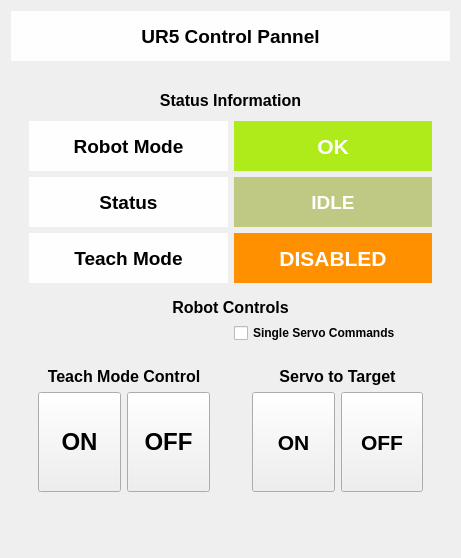
The window that ur_driver/ur_status.ui (ready-robotics/universal_robot) describes before a commit, drawn with Qt 5.
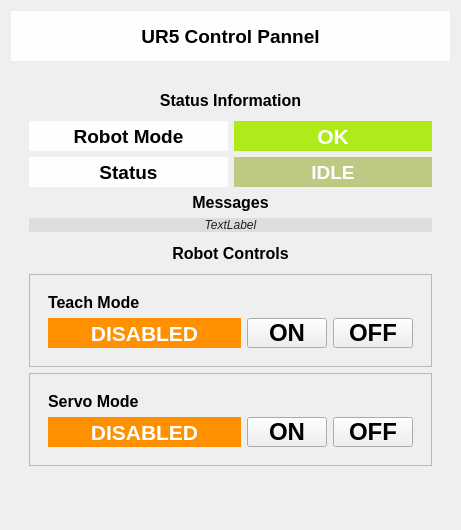
The same window after the commit.

Commit message: fixed control pannel for proper servo control

Patch:
```diff
--- a/ur_driver/ur_status.ui
+++ b/ur_driver/ur_status.ui
@@ -7,13 +7,13 @@
     <x>0</x>
     <y>0</y>
     <width>461</width>
-    <height>558</height>
+    <height>530</height>
    </rect>
   </property>
   <property name="minimumSize">
    <size>
     <width>420</width>
-    <height>500</height>
+    <height>450</height>
    </size>
   </property>
   <property name="windowTitle">
@@ -55,274 +55,21 @@
    <item>
     <widget class="QWidget" name="widget" native="true">
      <layout class="QGridLayout" name="gridLayout">
-      <item row="4" column="1">
-       <widget class="QWidget" name="widget_3" native="true">
-        <layout class="QVBoxLayout" name="verticalLayout_3">
-         <item>
-          <widget class="QWidget" name="widget_6" native="true">
-           <layout class="QGridLayout" name="gridLayout_4">
-            <item row="0" column="0" colspan="2">
-             <widget class="QLabel" name="label_7">
-              <property name="font">
-               <font>
-                <pointsize>12</pointsize>
-                <weight>75</weight>
-                <bold>true</bold>
-               </font>
-              </property>
-              <property name="text">
-               <string>Servo to Target</string>
-              </property>
-              <property name="alignment">
-               <set>Qt::AlignCenter</set>
-              </property>
-             </widget>
-            </item>
-            <item row="1" column="1">
-             <widget class="QPushButton" name="servo_disable_btn">
-              <property name="minimumSize">
-               <size>
-                <width>0</width>
-                <height>100</height>
-               </size>
-              </property>
-              <property name="maximumSize">
-               <size>
-                <width>16777215</width>
-                <height>100</height>
-               </size>
-              </property>
-              <property name="font">
-               <font>
-                <pointsize>16</pointsize>
-                <weight>75</weight>
-                <bold>true</bold>
-               </font>
-              </property>
-              <property name="text">
-               <string>OFF</string>
-              </property>
-             </widget>
-            </item>
-            <item row="1" column="0">
-             <widget class="QPushButton" name="servo_enable_btn">
-              <property name="minimumSize">
-               <size>
-                <width>0</width>
-                <height>100</height>
-               </size>
-              </property>
-              <property name="maximumSize">
-               <size>
-                <width>16777215</width>
-                <height>100</height>
-               </size>
-              </property>
-              <property name="font">
-               <font>
-                <pointsize>16</pointsize>
-                <weight>75</weight>
-                <bold>true</bold>
-               </font>
-              </property>
-              <property name="text">
-               <string>ON</string>
-              </property>
-             </widget>
-            </item>
-           </layout>
-          </widget>
-         </item>
-         <item>
-          <spacer name="verticalSpacer_2">
-           <property name="orientation">
-            <enum>Qt::Vertical</enum>
-           </property>
-           <property name="sizeHint" stdset="0">
-            <size>
-             <width>20</width>
-             <height>21</height>
-            </size>
-           </property>
-          </spacer>
-         </item>
-        </layout>
-        <zorder>widget_2</zorder>
-        <zorder>verticalSpacer_2</zorder>
-        <zorder>widget_6</zorder>
-       </widget>
-      </item>
-      <item row="4" column="0">
-       <widget class="QWidget" name="widget_2" native="true">
-        <property name="styleSheet">
-         <string notr="true"/>
-        </property>
-        <layout class="QVBoxLayout" name="verticalLayout_2">
-         <item>
-          <widget class="QWidget" name="widget_4" native="true">
-           <property name="styleSheet">
-            <string notr="true"/>
-           </property>
-           <layout class="QGridLayout" name="gridLayout_2">
-            <item row="0" column="0" colspan="2">
-             <widget class="QLabel" name="label_5">
-              <property name="font">
-               <font>
-                <pointsize>12</pointsize>
-                <weight>75</weight>
-                <bold>true</bold>
-               </font>
-              </property>
-              <property name="text">
-               <string>Teach Mode Control</string>
-              </property>
-              <property name="alignment">
-               <set>Qt::AlignCenter</set>
-              </property>
-             </widget>
-            </item>
-            <item row="1" column="0">
-             <widget class="QPushButton" name="enable_btn">
-              <property name="minimumSize">
-               <size>
-                <width>0</width>
-                <height>100</height>
-               </size>
-              </property>
-              <property name="font">
-               <font>
-                <pointsize>18</pointsize>
-                <weight>75</weight>
-                <bold>true</bold>
-               </font>
-              </property>
-              <property name="styleSheet">
-               <string notr="true"/>
-              </property>
-              <property name="text">
-               <string>ON</string>
-              </property>
-             </widget>
-            </item>
-            <item row="1" column="1">
-             <widget class="QPushButton" name="disable_btn">
-              <property name="minimumSize">
-               <size>
-                <width>0</width>
-                <height>100</height>
-               </size>
-              </property>
-              <property name="font">
-               <font>
-                <pointsize>18</pointsize>
-                <weight>75</weight>
-                <bold>true</bold>
-               </font>
-              </property>
-              <property name="styleSheet">
-               <string notr="true"/>
-              </property>
-              <property name="text">
-               <string>OFF</string>
-              </property>
-             </widget>
-            </item>
-           </layout>
-          </widget>
-         </item>
-         <item>
-          <spacer name="verticalSpacer">
-           <property name="orientation">
-            <enum>Qt::Vertical</enum>
-           </property>
-           <property name="sizeHint" stdset="0">
-            <size>
-             <width>20</width>
-             <height>40</height>
-            </size>
-           </property>
-          </spacer>
-         </item>
-        </layout>
-       </widget>
-      </item>
-      <item row="1" column="0" colspan="2">
-       <widget class="QLabel" name="label_6">
-        <property name="font">
-         <font>
-          <pointsize>12</pointsize>
-          <weight>75</weight>
-          <bold>true</bold>
-         </font>
-        </property>
-        <property name="text">
-         <string>Robot Controls</string>
-        </property>
-        <property name="alignment">
-         <set>Qt::AlignCenter</set>
-        </property>
-       </widget>
-      </item>
-      <item row="3" column="1">
-       <widget class="QCheckBox" name="single_servo_check">
-        <property name="font">
-         <font>
-          <weight>75</weight>
-          <bold>true</bold>
-         </font>
-        </property>
-        <property name="text">
-         <string>Single Servo Commands</string>
-        </property>
-       </widget>
-      </item>
       <item row="0" column="0" colspan="2">
        <widget class="QWidget" name="widget_5" native="true">
         <layout class="QGridLayout" name="gridLayout_3">
-         <item row="3" column="0">
-          <widget class="QLabel" name="label_2">
-           <property name="minimumSize">
-            <size>
-             <width>0</width>
-             <height>50</height>
-            </size>
-           </property>
-           <property name="maximumSize">
-            <size>
-             <width>16777215</width>
-             <height>50</height>
-            </size>
-           </property>
-           <property name="font">
-            <font>
-             <pointsize>14</pointsize>
-             <weight>75</weight>
-             <bold>true</bold>
-            </font>
-           </property>
-           <property name="styleSheet">
-            <string notr="true">background-color:#fefefe</string>
-           </property>
-           <property name="text">
-            <string>Teach Mode</string>
-           </property>
-           <property name="alignment">
-            <set>Qt::AlignCenter</set>
-           </property>
-          </widget>
-         </item>
          <item row="1" column="0">
           <widget class="QLabel" name="label_3">
            <property name="minimumSize">
             <size>
              <width>0</width>
-             <height>50</height>
+             <height>30</height>
             </size>
            </property>
            <property name="maximumSize">
             <size>
              <width>16777215</width>
-             <height>50</height>
+             <height>30</height>
             </size>
            </property>
            <property name="font">
@@ -343,35 +90,32 @@
            </property>
           </widget>
          </item>
-         <item row="3" column="1">
-          <widget class="QLabel" name="enable_label">
+         <item row="2" column="0">
+          <widget class="QLabel" name="label_8">
            <property name="minimumSize">
             <size>
              <width>0</width>
-             <height>50</height>
+             <height>30</height>
             </size>
            </property>
            <property name="maximumSize">
             <size>
              <width>16777215</width>
-             <height>50</height>
+             <height>30</height>
             </size>
            </property>
            <property name="font">
             <font>
-             <pointsize>16</pointsize>
+             <pointsize>14</pointsize>
              <weight>75</weight>
              <bold>true</bold>
             </font>
            </property>
            <property name="styleSheet">
-            <string notr="true">background-color:#FF9100;color:#ffffff</string>
-           </property>
-           <property name="lineWidth">
-            <number>1</number>
+            <string notr="true">background-color:#fefefe</string>
            </property>
            <property name="text">
-            <string>DISABLED</string>
+            <string>Status</string>
            </property>
            <property name="alignment">
             <set>Qt::AlignCenter</set>
@@ -383,13 +127,13 @@
            <property name="minimumSize">
             <size>
              <width>0</width>
-             <height>50</height>
+             <height>30</height>
             </size>
            </property>
            <property name="maximumSize">
             <size>
              <width>16777215</width>
-             <height>50</height>
+             <height>30</height>
             </size>
            </property>
            <property name="font">
@@ -439,50 +183,18 @@
            </property>
           </widget>
          </item>
-         <item row="2" column="0">
-          <widget class="QLabel" name="label_8">
-           <property name="minimumSize">
-            <size>
-             <width>0</width>
-             <height>50</height>
-            </size>
-           </property>
-           <property name="maximumSize">
-            <size>
-             <width>16777215</width>
-             <height>50</height>
-            </size>
-           </property>
-           <property name="font">
-            <font>
-             <pointsize>14</pointsize>
-             <weight>75</weight>
-             <bold>true</bold>
-            </font>
-           </property>
-           <property name="styleSheet">
-            <string notr="true">background-color:#fefefe</string>
-           </property>
-           <property name="text">
-            <string>Status</string>
-           </property>
-           <property name="alignment">
-            <set>Qt::AlignCenter</set>
-           </property>
-          </widget>
-         </item>
          <item row="2" column="1">
           <widget class="QLabel" name="status_label">
            <property name="minimumSize">
             <size>
              <width>0</width>
-             <height>50</height>
+             <height>30</height>
             </size>
            </property>
            <property name="maximumSize">
             <size>
              <width>16777215</width>
-             <height>50</height>
+             <height>30</height>
             </size>
            </property>
            <property name="font">
@@ -503,6 +215,348 @@
            </property>
           </widget>
          </item>
+         <item row="10" column="0">
+          <spacer name="verticalSpacer">
+           <property name="orientation">
+            <enum>Qt::Vertical</enum>
+           </property>
+           <property name="sizeHint" stdset="0">
+            <size>
+             <width>20</width>
+             <height>40</height>
+            </size>
+           </property>
+          </spacer>
+         </item>
+         <item row="7" column="0" colspan="2">
+          <widget class="QFrame" name="frame">
+           <property name="frameShape">
+            <enum>QFrame::StyledPanel</enum>
+           </property>
+           <property name="frameShadow">
+            <enum>QFrame::Raised</enum>
+           </property>
+           <layout class="QGridLayout" name="gridLayout_4">
+            <item row="0" column="0">
+             <widget class="QWidget" name="widget_7" native="true">
+              <property name="styleSheet">
+               <string notr="true">b</string>
+              </property>
+              <layout class="QGridLayout" name="gridLayout_5">
+               <item row="2" column="0">
+                <widget class="QLabel" name="freedrive_enable_label">
+                 <property name="minimumSize">
+                  <size>
+                   <width>0</width>
+                   <height>30</height>
+                  </size>
+                 </property>
+                 <property name="maximumSize">
+                  <size>
+                   <width>16777215</width>
+                   <height>30</height>
+                  </size>
+                 </property>
+                 <property name="font">
+                  <font>
+                   <pointsize>16</pointsize>
+                   <weight>75</weight>
+                   <bold>true</bold>
+                  </font>
+                 </property>
+                 <property name="styleSheet">
+                  <string notr="true">background-color:#FF9100;color:#ffffff</string>
+                 </property>
+                 <property name="lineWidth">
+                  <number>1</number>
+                 </property>
+                 <property name="text">
+                  <string>DISABLED</string>
+                 </property>
+                 <property name="alignment">
+                  <set>Qt::AlignCenter</set>
+                 </property>
+                </widget>
+               </item>
+               <item row="2" column="2">
+                <widget class="QPushButton" name="freedrive_disable_btn">
+                 <property name="minimumSize">
+                  <size>
+                   <width>0</width>
+                   <height>30</height>
+                  </size>
+                 </property>
+                 <property name="maximumSize">
+                  <size>
+                   <width>80</width>
+                   <height>30</height>
+                  </size>
+                 </property>
+                 <property name="font">
+                  <font>
+                   <pointsize>18</pointsize>
+                   <weight>75</weight>
+                   <bold>true</bold>
+                  </font>
+                 </property>
+                 <property name="styleSheet">
+                  <string notr="true"/>
+                 </property>
+                 <property name="text">
+                  <string>OFF</string>
+                 </property>
+                </widget>
+               </item>
+               <item row="2" column="1">
+                <widget class="QPushButton" name="freedrive_enable_btn">
+                 <property name="minimumSize">
+                  <size>
+                   <width>0</width>
+                   <height>30</height>
+                  </size>
+                 </property>
+                 <property name="maximumSize">
+                  <size>
+                   <width>80</width>
+                   <height>30</height>
+                  </size>
+                 </property>
+                 <property name="font">
+                  <font>
+                   <pointsize>18</pointsize>
+                   <weight>75</weight>
+                   <bold>true</bold>
+                  </font>
+                 </property>
+                 <property name="styleSheet">
+                  <string notr="true"/>
+                 </property>
+                 <property name="text">
+                  <string>ON</string>
+                 </property>
+                </widget>
+               </item>
+               <item row="1" column="0">
+                <widget class="QLabel" name="label_9">
+                 <property name="font">
+                  <font>
+                   <pointsize>12</pointsize>
+                   <weight>75</weight>
+                   <bold>true</bold>
+                  </font>
+                 </property>
+                 <property name="styleSheet">
+                  <string notr="true">c</string>
+                 </property>
+                 <property name="text">
+                  <string>Teach Mode</string>
+                 </property>
+                </widget>
+               </item>
+              </layout>
+             </widget>
+            </item>
+           </layout>
+          </widget>
+         </item>
+         <item row="3" column="0" colspan="2">
+          <widget class="QLabel" name="label_5">
+           <property name="font">
+            <font>
+             <pointsize>12</pointsize>
+             <weight>75</weight>
+             <bold>true</bold>
+            </font>
+           </property>
+           <property name="text">
+            <string>Messages</string>
+           </property>
+           <property name="alignment">
+            <set>Qt::AlignCenter</set>
+           </property>
+          </widget>
+         </item>
+         <item row="6" column="0" colspan="2">
+          <widget class="QLabel" name="label_6">
+           <property name="minimumSize">
+            <size>
+             <width>0</width>
+             <height>30</height>
+            </size>
+           </property>
+           <property name="maximumSize">
+            <size>
+             <width>16777215</width>
+             <height>30</height>
+            </size>
+           </property>
+           <property name="font">
+            <font>
+             <pointsize>12</pointsize>
+             <weight>75</weight>
+             <bold>true</bold>
+            </font>
+           </property>
+           <property name="text">
+            <string>Robot Controls</string>
+           </property>
+           <property name="alignment">
+            <set>Qt::AlignCenter</set>
+           </property>
+          </widget>
+         </item>
+         <item row="8" column="0" colspan="2">
+          <widget class="QFrame" name="frame_2">
+           <property name="frameShape">
+            <enum>QFrame::StyledPanel</enum>
+           </property>
+           <property name="frameShadow">
+            <enum>QFrame::Raised</enum>
+           </property>
+           <layout class="QGridLayout" name="gridLayout_6">
+            <item row="0" column="0">
+             <widget class="QWidget" name="widget_8" native="true">
+              <layout class="QGridLayout" name="gridLayout_2">
+               <item row="1" column="3">
+                <widget class="QPushButton" name="servo_enable_btn">
+                 <property name="minimumSize">
+                  <size>
+                   <width>80</width>
+                   <height>30</height>
+                  </size>
+                 </property>
+                 <property name="maximumSize">
+                  <size>
+                   <width>80</width>
+                   <height>30</height>
+                  </size>
+                 </property>
+                 <property name="baseSize">
+                  <size>
+                   <width>0</width>
+                   <height>40</height>
+                  </size>
+                 </property>
+                 <property name="font">
+                  <font>
+                   <pointsize>18</pointsize>
+                   <weight>75</weight>
+                   <bold>true</bold>
+                  </font>
+                 </property>
+                 <property name="text">
+                  <string>ON</string>
+                 </property>
+                </widget>
+               </item>
+               <item row="0" column="0">
+                <widget class="QLabel" name="label_2">
+                 <property name="font">
+                  <font>
+                   <pointsize>12</pointsize>
+                   <weight>75</weight>
+                   <bold>true</bold>
+                  </font>
+                 </property>
+                 <property name="text">
+                  <string>Servo Mode</string>
+                 </property>
+                </widget>
+               </item>
+               <item row="1" column="0">
+                <widget class="QLabel" name="servo_enable_label">
+                 <property name="minimumSize">
+                  <size>
+                   <width>0</width>
+                   <height>30</height>
+                  </size>
+                 </property>
+                 <property name="maximumSize">
+                  <size>
+                   <width>16777215</width>
+                   <height>30</height>
+                  </size>
+                 </property>
+                 <property name="baseSize">
+                  <size>
+                   <width>0</width>
+                   <height>40</height>
+                  </size>
+                 </property>
+                 <property name="font">
+                  <font>
+                   <pointsize>16</pointsize>
+                   <weight>75</weight>
+                   <bold>true</bold>
+                  </font>
+                 </property>
+                 <property name="styleSheet">
+                  <string notr="true">background-color:#FF9100;color:#ffffff</string>
+                 </property>
+                 <property name="text">
+                  <string>DISABLED</string>
+                 </property>
+                 <property name="alignment">
+                  <set>Qt::AlignCenter</set>
+                 </property>
+                </widget>
+               </item>
+               <item row="1" column="4">
+                <widget class="QPushButton" name="servo_disable_btn">
+                 <property name="minimumSize">
+                  <size>
+                   <width>80</width>
+                   <height>30</height>
+                  </size>
+                 </property>
+                 <property name="maximumSize">
+                  <size>
+                   <width>80</width>
+                   <height>30</height>
+                  </size>
+                 </property>
+                 <property name="baseSize">
+                  <size>
+                   <width>0</width>
+                   <height>40</height>
+                  </size>
+                 </property>
+                 <property name="font">
+                  <font>
+                   <pointsize>18</pointsize>
+                   <weight>75</weight>
+                   <bold>true</bold>
+                  </font>
+                 </property>
+                 <property name="text">
+                  <string>OFF</string>
+                 </property>
+                </widget>
+               </item>
+              </layout>
+             </widget>
+            </item>
+           </layout>
+          </widget>
+         </item>
+         <item row="5" column="0" colspan="2">
+          <widget class="QLabel" name="msg_label">
+           <property name="font">
+            <font>
+             <italic>true</italic>
+            </font>
+           </property>
+           <property name="styleSheet">
+            <string notr="true">color:#222222;background-color:#dddddd</string>
+           </property>
+           <property name="text">
+            <string>TextLabel</string>
+           </property>
+           <property name="alignment">
+            <set>Qt::AlignCenter</set>
+           </property>
+          </widget>
+         </item>
         </layout>
        </widget>
       </item>
```
The commit also changes 6 other files.
